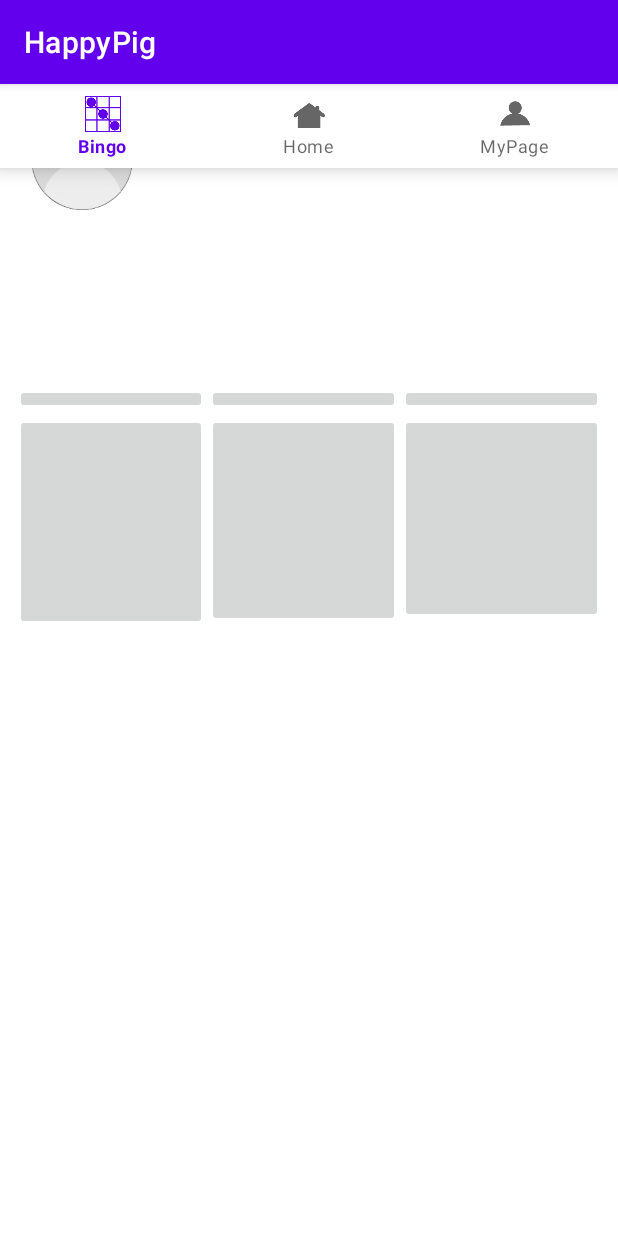
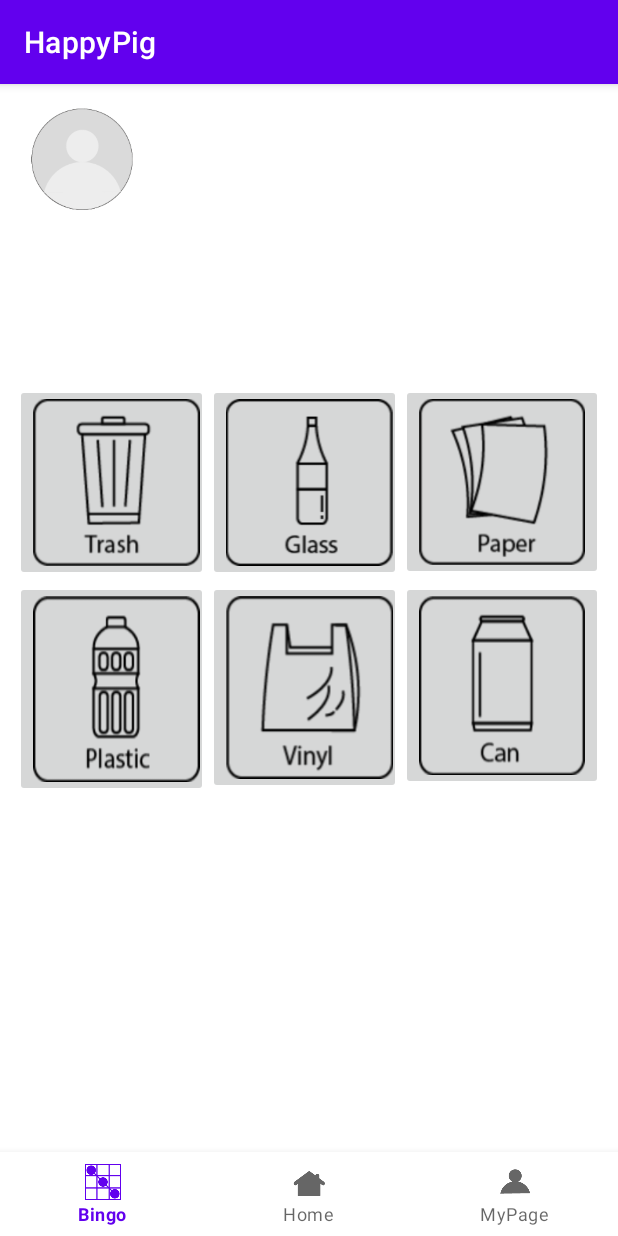
Before and after one commit to cAhyoung/shipda_bingo, an Android app: the HomeFragment screen opened directly, with no data from a screen before it, on a phone screen of 412 x 824 dp. Run offline under Robolectric (Android 15) with nearby library versions, the light colour scheme and no system bars.

Commit message:
editing bottom menu

```diff
--- a/app/src/main/res/layout/activity_home.xml
+++ b/app/src/main/res/layout/activity_home.xml
@@ -15,13 +15,21 @@
             android:layout_height="match_parent"
             app:layout_constraintEnd_toEndOf="parent"
             app:layout_constraintHorizontal_bias="0.5"
-        app:layout_constraintStart_toStartOf="parent" >
+            app:layout_constraintStart_toStartOf="parent"/>
 
             <com.google.android.material.bottomnavigation.BottomNavigationView
                 android:id="@+id/btmNavView"
                 android:layout_width="match_parent"
                 android:layout_height="wrap_content"
+                app:layout_constraintBottom_toBottomOf="parent"
+                app:layout_constraintEnd_toEndOf="parent"
+                app:layout_constraintHorizontal_bias="0.0"
+                app:layout_constraintStart_toStartOf="parent"
+                app:layout_constraintTop_toTopOf="parent"
+                app:layout_constraintVertical_bias="1.0"
                 app:menu="@menu/bottom_menu" />
-    </FrameLayout>
+
+
+
 
 </androidx.constraintlayout.widget.ConstraintLayout>
--- a/app/src/main/res/layout/fragment_home.xml
+++ b/app/src/main/res/layout/fragment_home.xml
@@ -93,7 +93,7 @@
                         android:layout_height="wrap_content"
                         android:layout_weight="1"
                         android:adjustViewBounds="true"
-                        tools:srcCompat="@drawable/trash_btn"
+                        android:src="@drawable/trash_btn"
                         android:scaleType="fitXY"
                         android:paddingRight="5dp"
                         />
@@ -104,7 +104,7 @@
                         android:layout_height="wrap_content"
                         android:layout_weight="1"
                         android:adjustViewBounds="true"
-                        tools:srcCompat="@drawable/glass_btn"
+                        android:src="@drawable/glass_btn"
                         android:scaleType="fitXY"
                         android:paddingRight="5dp"
                         />
@@ -115,7 +115,7 @@
                         android:layout_height="wrap_content"
                         android:layout_weight="1"
                         android:adjustViewBounds="true"
-                        tools:srcCompat="@drawable/paper_btn"
+                        android:src="@drawable/paper_btn"
                         android:scaleType="fitXY"
                         />
 
@@ -137,7 +137,7 @@
                         android:layout_weight="1"
                         android:paddingRight="5dp"
                         android:scaleType="fitXY"
-                        tools:srcCompat="@drawable/plastic_btn" />
+                        android:src="@drawable/plastic_btn" />
 
                     <ImageButton
                         android:id="@+id/btnVinyl"
@@ -146,7 +146,7 @@
                         android:layout_weight="1"
                         android:paddingRight="5dp"
                         android:scaleType="fitXY"
-                        tools:srcCompat="@drawable/vinyl_btn" />
+                        android:src="@drawable/vinyl_btn" />
 
                     <ImageButton
                         android:id="@+id/btnCan"
@@ -154,7 +154,7 @@
                         android:layout_height="139dp"
                         android:layout_weight="1"
                         android:scaleType="fitXY"
-                        tools:srcCompat="@drawable/can_btn" />
+                        android:src="@drawable/can_btn" />
 
                 </LinearLayout>
 
```
Also changed, not shown: app/src/main/java/com/example/happypig/home/HomeFragment.kt (+6 -6 lines). Lines whose indentation alone changed are shown as unchanged.
